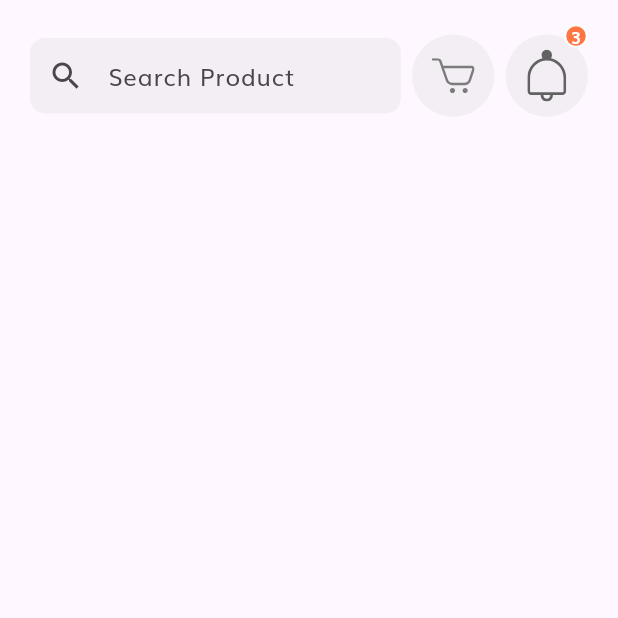
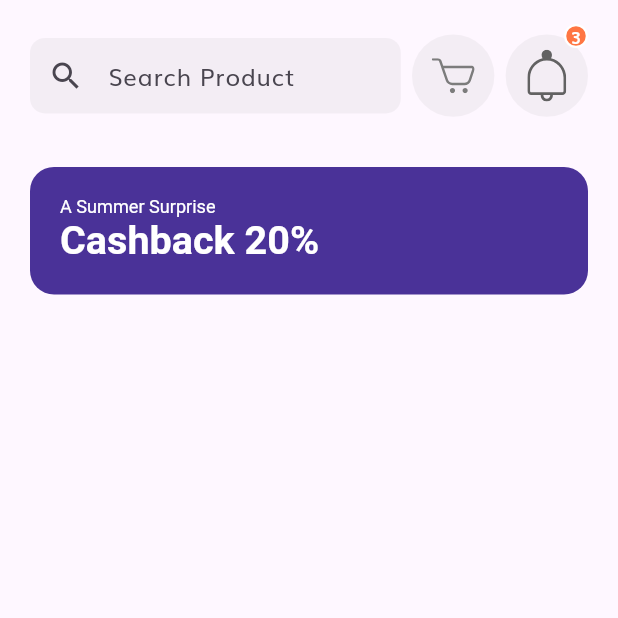
Before and after one commit to AbdelrhmanAmer/Complete-E-Commerce-Flutter-App-UI, a Flutter app: the HomeScreen screen opened by its route, on a phone screen of 412 x 824 dp, the top half of it. Run offline on Flutter 3.47's test engine with Material 3 defaults, Android fonts, the phone set to English and light mode, and no system bars; our stand-ins replace flutter_svg.

Commit message:
Home (Discount Banner)

```diff
--- a/complete_commerce_app/lib/screens/home/coponenets/body.dart
+++ b/complete_commerce_app/lib/screens/home/coponenets/body.dart
@@ -1,6 +1,8 @@
+import 'package:complete_commerce_app/size_config.dart';
 import 'package:flutter/material.dart';
 
 import '../../../constants.dart';
+import 'discount_banner.dart';
 import 'home_header.dart';
 
 class Body extends StatelessWidget {
@@ -8,8 +10,8 @@ class Body extends StatelessWidget {
 
   @override
   Widget build(BuildContext context) {
-    return const Padding(
-      padding: EdgeInsets.only(
+    return Padding(
+      padding: const EdgeInsets.only(
         right: kDefaultPadding,
         left: kDefaultPadding,
         top: kDefaultPadding,
@@ -17,7 +19,11 @@ class Body extends StatelessWidget {
       child: SingleChildScrollView(
         child: Column(
           children: [
-            HomeHeader()
+            const HomeHeader(),
+            SizedBox(height: getProportionateScreenHeight(30)),
+            const DiscountBanner(),
+            SizedBox(height: getProportionateScreenHeight(kDefaultPadding)),
+
           ],
         ),
       ),
--- /dev/null
+++ b/complete_commerce_app/lib/screens/home/coponenets/discount_banner.dart
@@ -0,0 +1,40 @@
+import 'package:complete_commerce_app/size_config.dart';
+import 'package:flutter/material.dart';
+
+import '../../../constants.dart';
+
+class DiscountBanner extends StatelessWidget {
+  const DiscountBanner({
+    super.key,
+  });
+
+  @override
+  Widget build(BuildContext context) {
+    return Container(
+      width: double.infinity,
+      padding: const EdgeInsets.symmetric(
+        vertical: kDefaultPadding,
+        horizontal: kDefaultPadding,
+      ),
+      decoration: BoxDecoration(
+        color: const Color(0xFF4A3298),
+        borderRadius: BorderRadius.circular(16),
+      ),
+      child: RichText(
+        text: TextSpan(
+          text: "A Summer Surprise\n",
+          style: TextStyle(fontSize: getProportionateScreenWidth(11)),
+          children: [
+            TextSpan(
+              text: "Cashback 20%",
+              style: TextStyle(
+                fontSize: getProportionateScreenWidth(24),
+                fontWeight: FontWeight.bold,
+              ),
+            )
+          ],
+        ),
+      ),
+    );
+  }
+}
--- a/complete_commerce_app/lib/screens/home/coponenets/home_header.dart
+++ b/complete_commerce_app/lib/screens/home/coponenets/home_header.dart
@@ -21,12 +21,12 @@ class HomeHeader extends StatelessWidget {
         IconBtnWithCounter(
           icon: "assets/icons/Cart Icon.svg",
           press: () {},
-          numOfNotifications: 0,
+          numOfItems: 0,
         ),
         IconBtnWithCounter(
           icon: "assets/icons/Bell.svg",
           press: () {},
-          numOfNotifications: 3,
+          numOfItems: 3,
         ),
       ],
     );
--- a/complete_commerce_app/lib/screens/home/coponenets/icon_btn_with_counter.dart
+++ b/complete_commerce_app/lib/screens/home/coponenets/icon_btn_with_counter.dart
@@ -9,11 +9,11 @@ class IconBtnWithCounter extends StatelessWidget {
     super.key,
     required this.icon,
     required this.press,
-    required this.numOfNotifications,
+    required this.numOfItems,
   });
   final String icon;
   final VoidCallback press;
-  final int numOfNotifications;
+  final int numOfItems;
 
   @override
   Widget build(BuildContext context) {
@@ -31,7 +31,8 @@ class IconBtnWithCounter extends StatelessWidget {
                 color: kSecondaryColor.withOpacity(.1), shape: BoxShape.circle),
             child: SvgPicture.asset(icon),
           ),
-          numOfNotifications == 0 ? Container() : Positioned(
+          if (numOfItems != 0)
+            Positioned(
               right: 0,
               top: -4,
               child: Container(
@@ -44,7 +45,7 @@ class IconBtnWithCounter extends StatelessWidget {
                     border: Border.all(color: Colors.white, width: 1.5)),
                 child: Center(
                     child: Text(
-                "$numOfNotifications",
+                  "$numOfItems",
                   style: TextStyle(
                       color: Colors.white,
                       fontSize: getProportionateScreenHeight(11),
```
Lines whose indentation alone changed are shown as unchanged.
